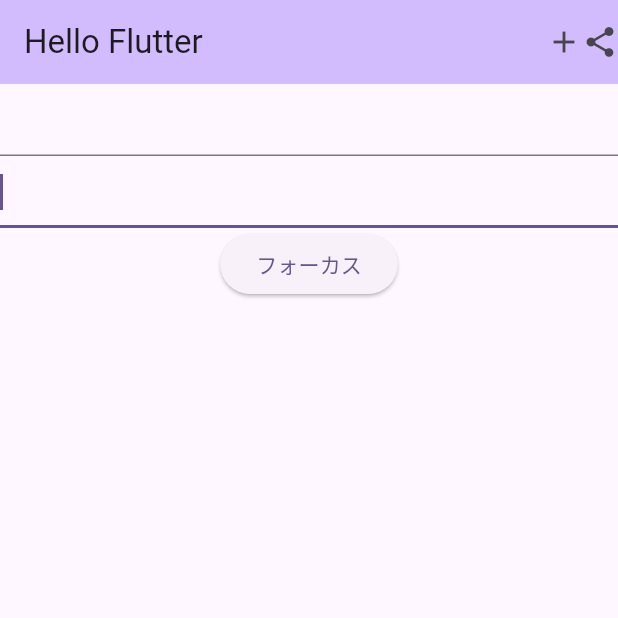
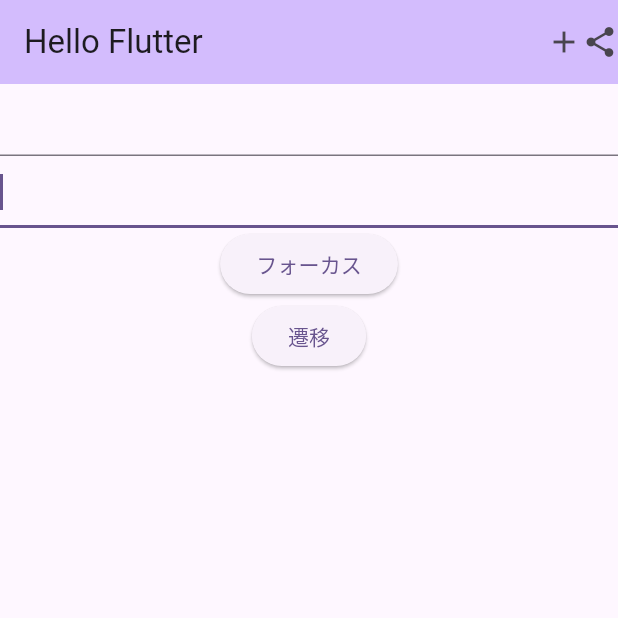
Before and after one commit to powerninja/application_dev_learning, a Flutter app: the screen it shows after launch, after a tap on "フォーカス", on a phone screen of 412 x 824 dp, the top half of it. Run offline on Flutter 3.47's test engine with Material 3 defaults, Android fonts, the phone set to English and light mode, and no system bars.

Commit message:
テキストフィールドに入力した値を次ページに渡す

```diff
--- a/lib/main.dart
+++ b/lib/main.dart
@@ -34,6 +34,8 @@
 
 class _MyHomePageState extends State<MyHomePage> {
   int _counter = 0;
+  String text = "";
+  String hyoji_text = "";
 
   void _incrementCounter() {
     setState(() {
@@ -55,13 +57,29 @@
             width: double.infinity,
             child: Column(
               children: [
-                TextField(),
+                TextField(onChanged: (value) {
+                  text = value;
+                }),
                 TextField(
                   focusNode: myFocusNode,
                 ),
                 ElevatedButton(
-                    onPressed: () => {myFocusNode.requestFocus()},
-                    child: Text('フォーカス'))
+                    onPressed: () => {
+                          myFocusNode.requestFocus(),
+                          setState(() {
+                            hyoji_text = text;
+                          })
+                        },
+                    child: Text('フォーカス')),
+                ElevatedButton(
+                    onPressed: () => {
+                          Navigator.push(
+                            context,
+                            MaterialPageRoute(
+                                builder: (context) => nextPage(text)),
+                          )
+                        },
+                    child: Text('遷移'))
               ],
             )));
   }
```
